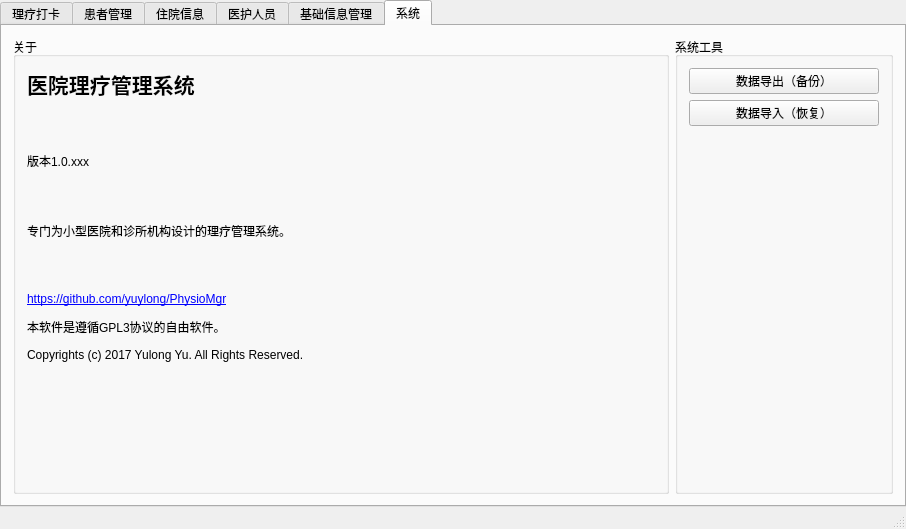
First picture: the form in PhysioMgr/MainWindow.ui, repository yuylong/PhysioMgr, before the edit.
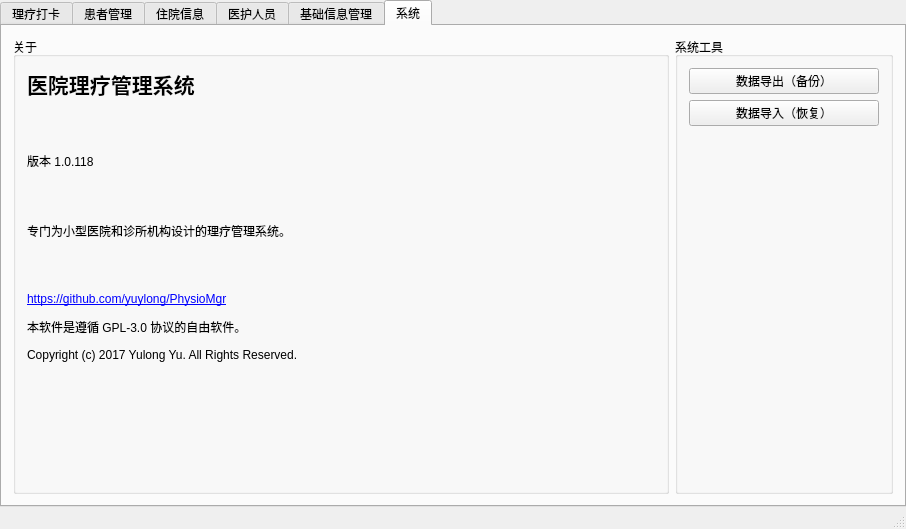
Second picture: the form after the edit. The open tabs and pages were chosen to show the change.

Commit message: Refine the About info.

```diff
--- a/PhysioMgr/MainWindow.ui
+++ b/PhysioMgr/MainWindow.ui
@@ -1069,7 +1069,7 @@
            <item>
             <widget class="QLabel" name="label_12">
              <property name="text">
-              <string>&lt;html&gt;&lt;head/&gt;&lt;body&gt;&lt;p&gt;&lt;span style=&quot; font-size:16pt; font-weight:600;&quot;&gt;医院理疗管理系统&lt;/span&gt;&lt;/p&gt;&lt;p&gt;&lt;br/&gt;&lt;/p&gt;&lt;p&gt;版本1.0.xxx&lt;/p&gt;&lt;p&gt;&lt;br/&gt;&lt;/p&gt;&lt;p&gt;专门为小型医院和诊所机构设计的理疗管理系统。&lt;/p&gt;&lt;p&gt;&lt;br/&gt;&lt;/p&gt;&lt;p&gt;&lt;a href=&quot;https://github.com/yuylong/PhysioMgr&quot;&gt;&lt;span style=&quot; text-decoration: underline; color:#0000ff;&quot;&gt;https://github.com/yuylong/PhysioMgr&lt;/span&gt;&lt;/a&gt;&lt;/p&gt;&lt;p&gt;本软件是遵循GPL3协议的自由软件。&lt;/p&gt;&lt;p&gt;Copyrights (c) 2017 Yulong Yu. All Rights Reserved.&lt;/p&gt;&lt;p&gt;&lt;br/&gt;&lt;/p&gt;&lt;/body&gt;&lt;/html&gt;</string>
+              <string>&lt;html&gt;&lt;head/&gt;&lt;body&gt;&lt;p&gt;&lt;span style=&quot; font-size:16pt; font-weight:600;&quot;&gt;医院理疗管理系统&lt;/span&gt;&lt;/p&gt;&lt;p&gt;&lt;br/&gt;&lt;/p&gt;&lt;p&gt;版本 1.0.118&lt;/p&gt;&lt;p&gt;&lt;br/&gt;&lt;/p&gt;&lt;p&gt;专门为小型医院和诊所机构设计的理疗管理系统。&lt;/p&gt;&lt;p&gt;&lt;br/&gt;&lt;/p&gt;&lt;p&gt;&lt;a href=&quot;https://github.com/yuylong/PhysioMgr&quot;&gt;&lt;span style=&quot; text-decoration: underline; color:#0000ff;&quot;&gt;https://github.com/yuylong/PhysioMgr&lt;/span&gt;&lt;/a&gt;&lt;/p&gt;&lt;p&gt;本软件是遵循 GPL-3.0 协议的自由软件。&lt;/p&gt;&lt;p&gt;Copyright (c) 2017 Yulong Yu. All Rights Reserved.&lt;/p&gt;&lt;p&gt;&lt;br/&gt;&lt;/p&gt;&lt;/body&gt;&lt;/html&gt;</string>
              </property>
              <property name="margin">
               <number>24</number>
```
Left out of the diff: 2 changed lines with no effect on the pictures.
